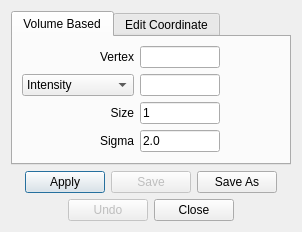
This is freeview/DialogRepositionSurface.ui in freesurfer/freesurfer as Qt 5 draws it before an edit. The edited form follows.
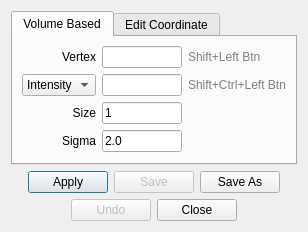
This is the edited form.

Commit message: Added special key combo to set vertex and intensity values for Surface Reposition dialog

```diff
--- a/freeview/DialogRepositionSurface.ui
+++ b/freeview/DialogRepositionSurface.ui
@@ -6,7 +6,7 @@
    <rect>
     <x>0</x>
     <y>0</y>
-    <width>316</width>
+    <width>328</width>
     <height>278</height>
    </rect>
   </property>
@@ -68,22 +68,6 @@
            </property>
           </widget>
          </item>
-         <item row="1" column="2">
-          <spacer name="horizontalSpacer">
-           <property name="orientation">
-            <enum>Qt::Horizontal</enum>
-           </property>
-           <property name="sizeType">
-            <enum>QSizePolicy::Fixed</enum>
-           </property>
-           <property name="sizeHint" stdset="0">
-            <size>
-             <width>60</width>
-             <height>20</height>
-            </size>
-           </property>
-          </spacer>
-         </item>
          <item row="2" column="0">
           <widget class="QLabel" name="label_2">
            <property name="text">
@@ -130,6 +114,26 @@
            </property>
           </widget>
          </item>
+         <item row="0" column="2">
+          <widget class="QLabel" name="label_6">
+           <property name="styleSheet">
+            <string notr="true">color:gray;</string>
+           </property>
+           <property name="text">
+            <string>Shift+Left Btn</string>
+           </property>
+          </widget>
+         </item>
+         <item row="1" column="2">
+          <widget class="QLabel" name="label_7">
+           <property name="styleSheet">
+            <string notr="true">color: gray;</string>
+           </property>
+           <property name="text">
+            <string>Shift+Ctrl+Left Btn</string>
+           </property>
+          </widget>
+         </item>
         </layout>
        </item>
        <item>
```
The commit also changes 5 other files.
